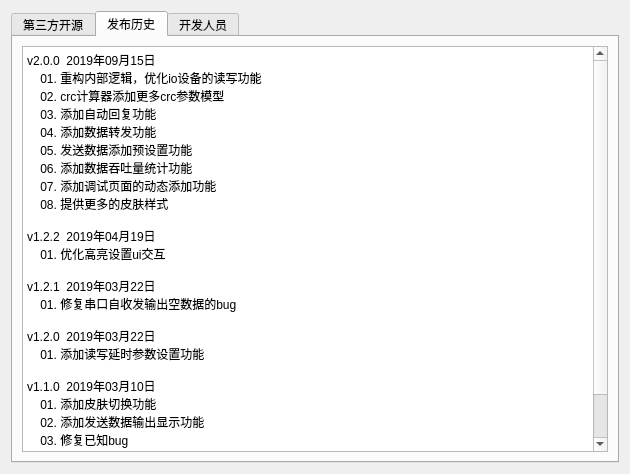
Above: src/moreinfo/SAKMoreInformation.ui from x-tools-author/x-tools before the change. Below: the same form after it.
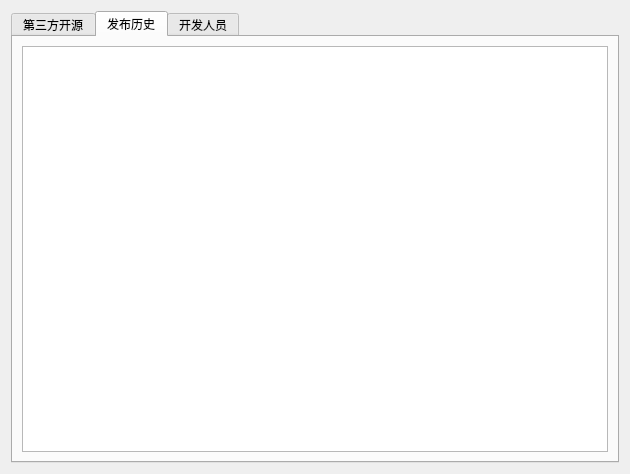
That is the form after the change.

```diff
--- a/src/moreinfo/SAKMoreInformation.ui
+++ b/src/moreinfo/SAKMoreInformation.ui
@@ -55,32 +55,7 @@
 &lt;html&gt;&lt;head&gt;&lt;meta name=&quot;qrichtext&quot; content=&quot;1&quot; /&gt;&lt;style type=&quot;text/css&quot;&gt;
 p, li { white-space: pre-wrap; }
 &lt;/style&gt;&lt;/head&gt;&lt;body style=&quot; font-family:'SimSun'; font-size:9pt; font-weight:400; font-style:normal;&quot;&gt;
-&lt;p style=&quot; margin-top:0px; margin-bottom:0px; margin-left:0px; margin-right:0px; -qt-block-indent:0; text-indent:0px;&quot;&gt;v2.0.0  2019年09月15日&lt;/p&gt;
-&lt;p style=&quot; margin-top:0px; margin-bottom:0px; margin-left:0px; margin-right:0px; -qt-block-indent:0; text-indent:0px;&quot;&gt;    01. 重构内部逻辑，优化io设备的读写功能&lt;/p&gt;
-&lt;p style=&quot; margin-top:0px; margin-bottom:0px; margin-left:0px; margin-right:0px; -qt-block-indent:0; text-indent:0px;&quot;&gt;    02. crc计算器添加更多crc参数模型&lt;/p&gt;
-&lt;p style=&quot; margin-top:0px; margin-bottom:0px; margin-left:0px; margin-right:0px; -qt-block-indent:0; text-indent:0px;&quot;&gt;    03. 添加自动回复功能&lt;/p&gt;
-&lt;p style=&quot; margin-top:0px; margin-bottom:0px; margin-left:0px; margin-right:0px; -qt-block-indent:0; text-indent:0px;&quot;&gt;    04. 添加数据转发功能&lt;/p&gt;
-&lt;p style=&quot; margin-top:0px; margin-bottom:0px; margin-left:0px; margin-right:0px; -qt-block-indent:0; text-indent:0px;&quot;&gt;    05. 发送数据添加预设置功能&lt;/p&gt;
-&lt;p style=&quot; margin-top:0px; margin-bottom:0px; margin-left:0px; margin-right:0px; -qt-block-indent:0; text-indent:0px;&quot;&gt;    06. 添加数据吞吐量统计功能&lt;/p&gt;
-&lt;p style=&quot; margin-top:0px; margin-bottom:0px; margin-left:0px; margin-right:0px; -qt-block-indent:0; text-indent:0px;&quot;&gt;    07. 添加调试页面的动态添加功能&lt;/p&gt;
-&lt;p style=&quot; margin-top:0px; margin-bottom:0px; margin-left:0px; margin-right:0px; -qt-block-indent:0; text-indent:0px;&quot;&gt;    08. 提供更多的皮肤样式&lt;/p&gt;
-&lt;p style=&quot;-qt-paragraph-type:empty; margin-top:0px; margin-bottom:0px; margin-left:0px; margin-right:0px; -qt-block-indent:0; text-indent:0px;&quot;&gt;&lt;br /&gt;&lt;/p&gt;
-&lt;p style=&quot; margin-top:0px; margin-bottom:0px; margin-left:0px; margin-right:0px; -qt-block-indent:0; text-indent:0px;&quot;&gt;v1.2.2  2019年04月19日&lt;/p&gt;
-&lt;p style=&quot; margin-top:0px; margin-bottom:0px; margin-left:0px; margin-right:0px; -qt-block-indent:0; text-indent:0px;&quot;&gt;    01. 优化高亮设置ui交互&lt;/p&gt;
-&lt;p style=&quot;-qt-paragraph-type:empty; margin-top:0px; margin-bottom:0px; margin-left:0px; margin-right:0px; -qt-block-indent:0; text-indent:0px;&quot;&gt;&lt;br /&gt;&lt;/p&gt;
-&lt;p style=&quot; margin-top:0px; margin-bottom:0px; margin-left:0px; margin-right:0px; -qt-block-indent:0; text-indent:0px;&quot;&gt;v1.2.1  2019年03月22日&lt;/p&gt;
-&lt;p style=&quot; margin-top:0px; margin-bottom:0px; margin-left:0px; margin-right:0px; -qt-block-indent:0; text-indent:0px;&quot;&gt;    01. 修复串口自收发输出空数据的bug&lt;/p&gt;
-&lt;p style=&quot;-qt-paragraph-type:empty; margin-top:0px; margin-bottom:0px; margin-left:0px; margin-right:0px; -qt-block-indent:0; text-indent:0px;&quot;&gt;&lt;br /&gt;&lt;/p&gt;
-&lt;p style=&quot; margin-top:0px; margin-bottom:0px; margin-left:0px; margin-right:0px; -qt-block-indent:0; text-indent:0px;&quot;&gt;v1.2.0  2019年03月22日&lt;/p&gt;
-&lt;p style=&quot; margin-top:0px; margin-bottom:0px; margin-left:0px; margin-right:0px; -qt-block-indent:0; text-indent:0px;&quot;&gt;    01. 添加读写延时参数设置功能&lt;/p&gt;
-&lt;p style=&quot; margin-top:0px; margin-bottom:0px; margin-left:0px; margin-right:0px; -qt-block-indent:0; text-indent:0px;&quot;&gt;    &lt;/p&gt;
-&lt;p style=&quot; margin-top:0px; margin-bottom:0px; margin-left:0px; margin-right:0px; -qt-block-indent:0; text-indent:0px;&quot;&gt;v1.1.0  2019年03月10日&lt;/p&gt;
-&lt;p style=&quot; margin-top:0px; margin-bottom:0px; margin-left:0px; margin-right:0px; -qt-block-indent:0; text-indent:0px;&quot;&gt;    01. 添加皮肤切换功能&lt;/p&gt;
-&lt;p style=&quot; margin-top:0px; margin-bottom:0px; margin-left:0px; margin-right:0px; -qt-block-indent:0; text-indent:0px;&quot;&gt;    02. 添加发送数据输出显示功能&lt;/p&gt;
-&lt;p style=&quot; margin-top:0px; margin-bottom:0px; margin-left:0px; margin-right:0px; -qt-block-indent:0; text-indent:0px;&quot;&gt;    03. 修复已知bug&lt;/p&gt;
-&lt;p style=&quot;-qt-paragraph-type:empty; margin-top:0px; margin-bottom:0px; margin-left:0px; margin-right:0px; -qt-block-indent:0; text-indent:0px;&quot;&gt;&lt;br /&gt;&lt;/p&gt;
-&lt;p style=&quot; margin-top:0px; margin-bottom:0px; margin-left:0px; margin-right:0px; -qt-block-indent:0; text-indent:0px;&quot;&gt;v1.0.0 2019年02月23日&lt;/p&gt;
-&lt;p style=&quot; margin-top:0px; margin-bottom:0px; margin-left:0px; margin-right:0px; -qt-block-indent:0; text-indent:0px;&quot;&gt;    全新发布&lt;/p&gt;&lt;/body&gt;&lt;/html&gt;</string>
+&lt;p style=&quot;-qt-paragraph-type:empty; margin-top:0px; margin-bottom:0px; margin-left:0px; margin-right:0px; -qt-block-indent:0; text-indent:0px;&quot;&gt;&lt;br /&gt;&lt;/p&gt;&lt;/body&gt;&lt;/html&gt;</string>
          </property>
         </widget>
        </item>
```
Left out of the diff: 4 changed lines with no effect on the pictures.
